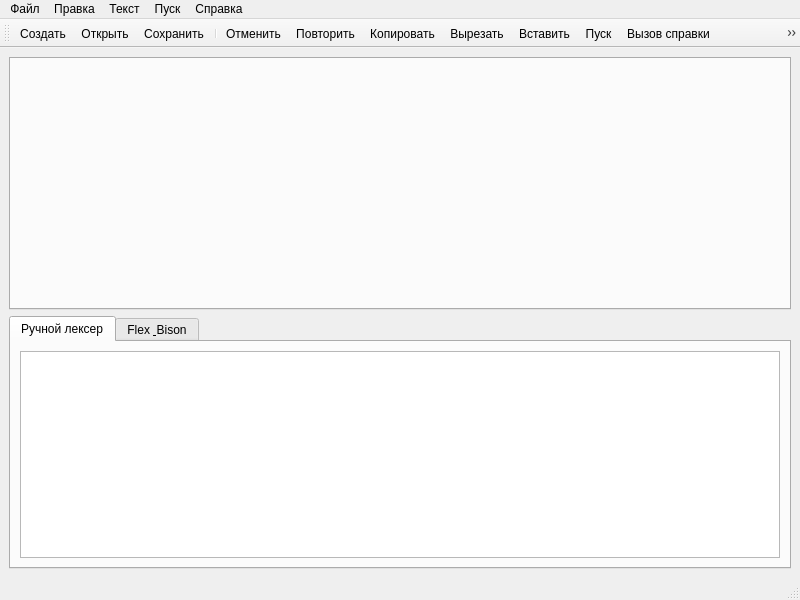
vdyadov/Formal-Languages-and-Compilers, file mainwindow.ui: the form before one commit.
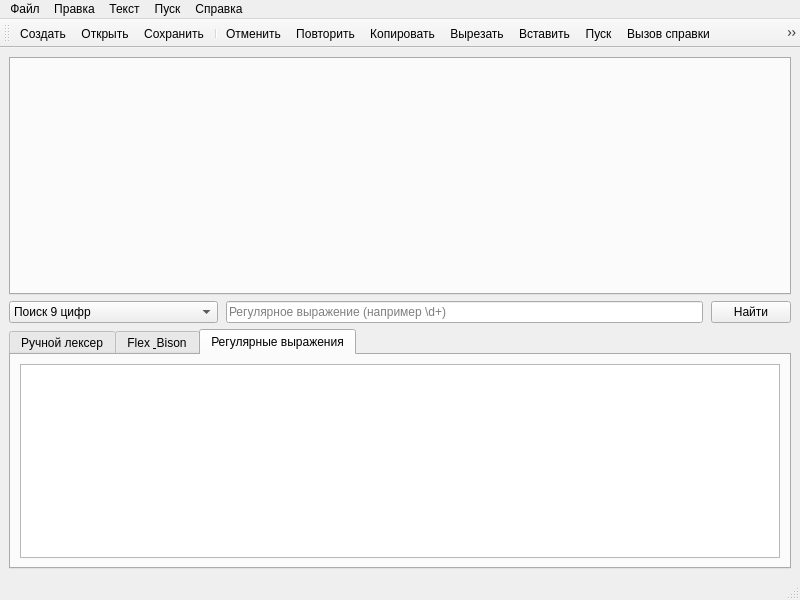
The form after the commit. Icons and pictures are not drawn.

Diff of the .ui file:
```diff
--- a/mainwindow.ui
+++ b/mainwindow.ui
@@ -15,20 +15,10 @@
   </property>
   <widget class="QWidget" name="centralwidget">
    <layout class="QGridLayout" name="gridLayout">
-    <item row="1" column="0">
-     <widget class="QTabWidget" name="tabWidget">
-      <property name="currentIndex">
-       <number>-1</number>
-      </property>
-      <property name="tabsClosable">
-       <bool>true</bool>
-      </property>
-     </widget>
-    </item>
-    <item row="2" column="0">
+    <item row="4" column="0">
      <widget class="QTabWidget" name="tabWidget_error">
       <property name="currentIndex">
-       <number>0</number>
+       <number>2</number>
       </property>
       <widget class="QWidget" name="tab">
        <attribute name="title">
@@ -50,6 +40,89 @@
         </item>
        </layout>
       </widget>
+      <widget class="QWidget" name="tab_3">
+       <attribute name="title">
+        <string>Регулярные выражения</string>
+       </attribute>
+       <layout class="QGridLayout" name="gridLayout_4">
+        <item row="0" column="0">
+         <widget class="QTableWidget" name="tableWidget_regex"/>
+        </item>
+       </layout>
+      </widget>
+     </widget>
+    </item>
+    <item row="1" column="0">
+     <widget class="QTabWidget" name="tabWidget">
+      <property name="currentIndex">
+       <number>-1</number>
+      </property>
+      <property name="tabsClosable">
+       <bool>true</bool>
+      </property>
+     </widget>
+    </item>
+    <item row="2" column="0">
+     <widget class="QWidget" name="searchBarWidget">
+      <layout class="QHBoxLayout" name="horizontalLayout_search">
+       <property name="spacing">
+        <number>8</number>
+       </property>
+       <property name="leftMargin">
+        <number>0</number>
+       </property>
+       <property name="topMargin">
+        <number>0</number>
+       </property>
+       <property name="rightMargin">
+        <number>0</number>
+       </property>
+       <property name="bottomMargin">
+        <number>0</number>
+       </property>
+       <item>
+        <widget class="QComboBox" name="searchTypeCombo">
+         <item>
+          <property name="text">
+           <string>Поиск 9 цифр</string>
+          </property>
+         </item>
+         <item>
+          <property name="text">
+           <string>Идентификатор (буквы/цифры)</string>
+          </property>
+         </item>
+         <item>
+          <property name="text">
+           <string>Base32 формат</string>
+          </property>
+         </item>
+        </widget>
+       </item>
+       <item>
+        <widget class="QLineEdit" name="regexPatternEdit">
+         <property name="placeholderText">
+          <string>Регулярное выражение (например \d+)</string>
+         </property>
+         <property name="toolTip">
+          <string>Если поле не пустое, поиск выполняется по этому шаблону; иначе используется выбор слева.</string>
+         </property>
+         <property name="clearButtonEnabled">
+          <bool>true</bool>
+         </property>
+        </widget>
+       </item>
+       <item>
+        <widget class="QPushButton" name="regexSearchButton">
+         <property name="text">
+          <string>Найти</string>
+         </property>
+         <property name="toolTip">
+          <string>Выполнить поиск по регулярному выражению в текущем файле</string>
+         </property>
+        </widget>
+       </item>
+      </layout>
      </widget>
     </item>
    </layout>
```
Left out of the diff: 11 changed lines with no effect on the pictures.
